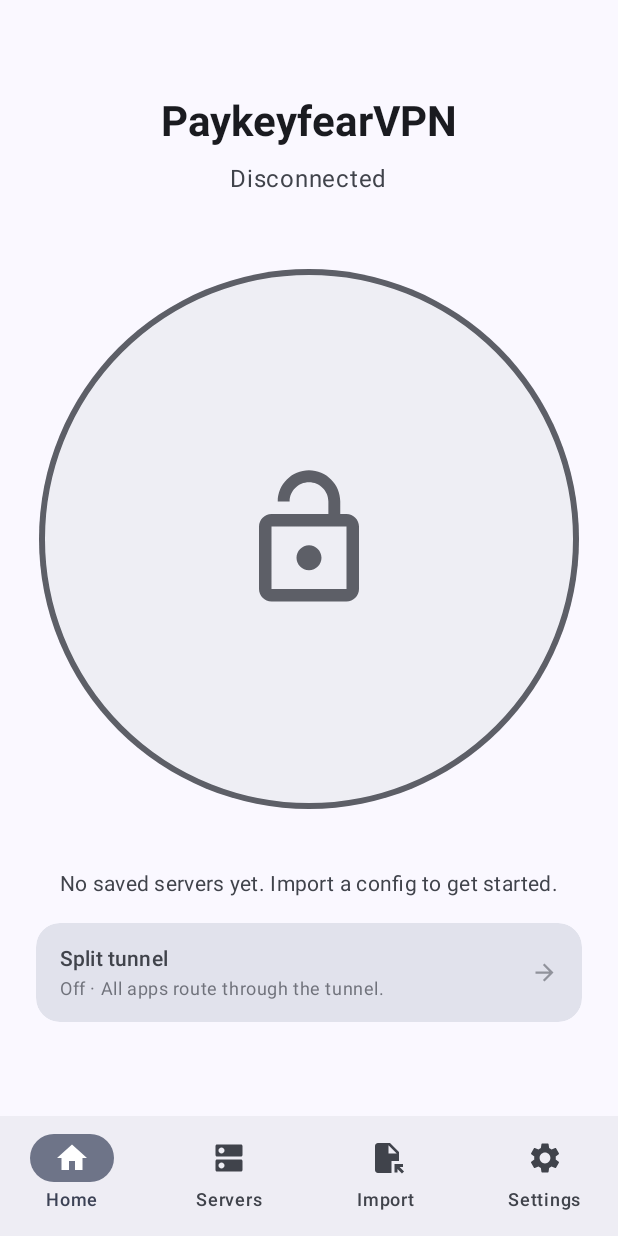
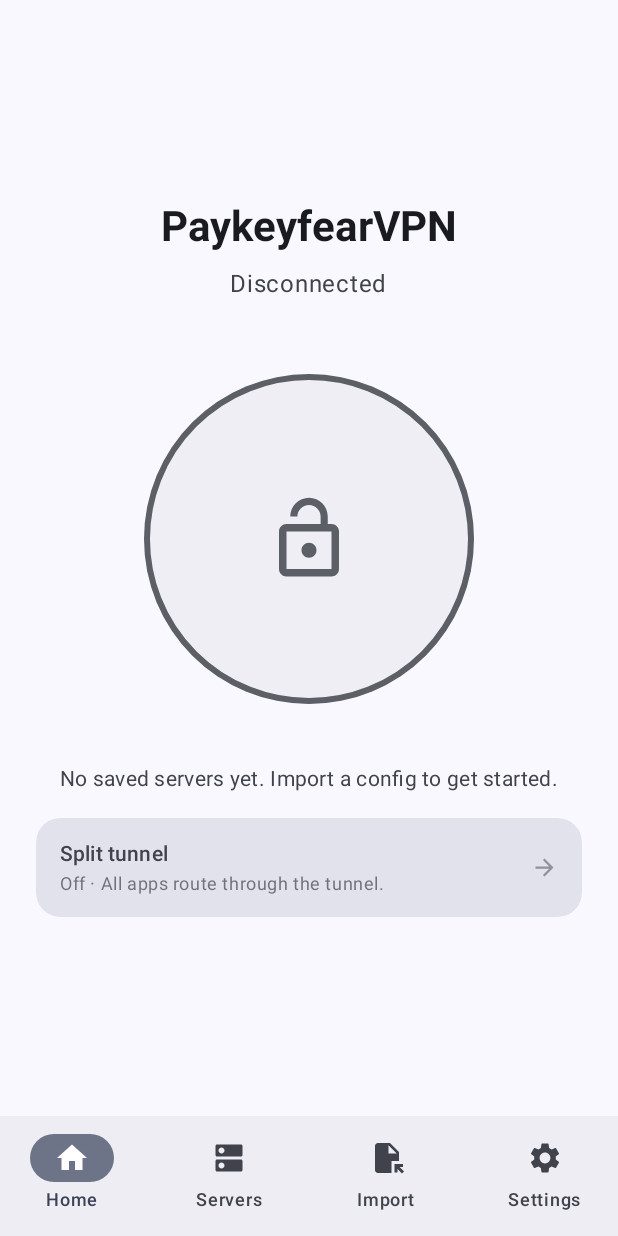
Before and after one commit to PayKeyFear/PaykeyfearVPN, an Android app built with Jetpack Compose: the HomeScreen screen opened through its navigation route, on a phone screen of 412 x 824 dp. Run offline under Robolectric (Android 15) with nearby library versions, the phone set to English and light mode, and no system bars; our stand-ins replace Dagger/Hilt's generated code, Timber.

Commit message:
fix(home): reduce connect circle size 360→220dp, icon 100→60dp
Co-Authored-By: Claude Sonnet 4.6 <noreply@anthropic.com>

```diff
--- a/app/src/main/kotlin/com/paykeyfear/vpn/ui/screens/home/HomeScreen.kt
+++ b/app/src/main/kotlin/com/paykeyfear/vpn/ui/screens/home/HomeScreen.kt
@@ -327,7 +327,7 @@ private fun ConnectCircle(
 
     Box(
         modifier = modifier
-            .size(360.dp)
+            .size(220.dp)
             .clip(CircleShape)
             .clickable(
                 enabled = enabled,
@@ -386,7 +386,7 @@ private fun ConnectCircle(
                 contentDescription = null,
                 tint = animatedColor,
                 modifier = Modifier
-                    .size(100.dp)
+                    .size(60.dp)
                     .graphicsLayer(scaleX = lockScale, scaleY = lockScale),
             )
         }
```
